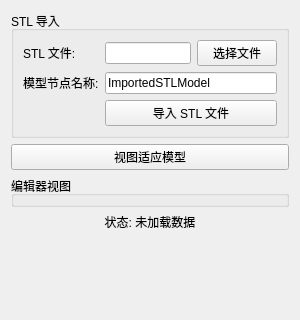
This is miniSlicer/Modules/Scripted/Home/Resources/UI/Home.ui in jiaqiwang969/Slicer as Qt 5 draws it before an edit; both pictures show x 0 to 300 and y 0 to 320 of the 300 by 800 pixel window. The edited form follows.
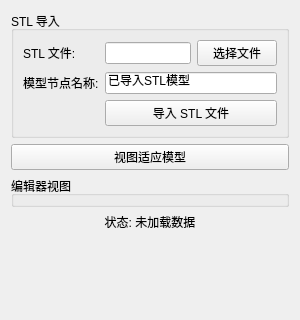
This is the edited form. Custom widgets are drawn as their Qt base class.

What changed in the file:
```diff
--- a/miniSlicer/Modules/Scripted/Home/Resources/UI/Home.ui
+++ b/miniSlicer/Modules/Scripted/Home/Resources/UI/Home.ui
@@ -52,7 +52,7 @@
       <item row="1" column="1">
        <widget class="QLineEdit" name="modelNameLineEdit">
         <property name="text">
-         <string>ImportedSTLModel</string>
+         <string>已导入STL模型</string>
         </property>
        </widget>
       </item>
```
